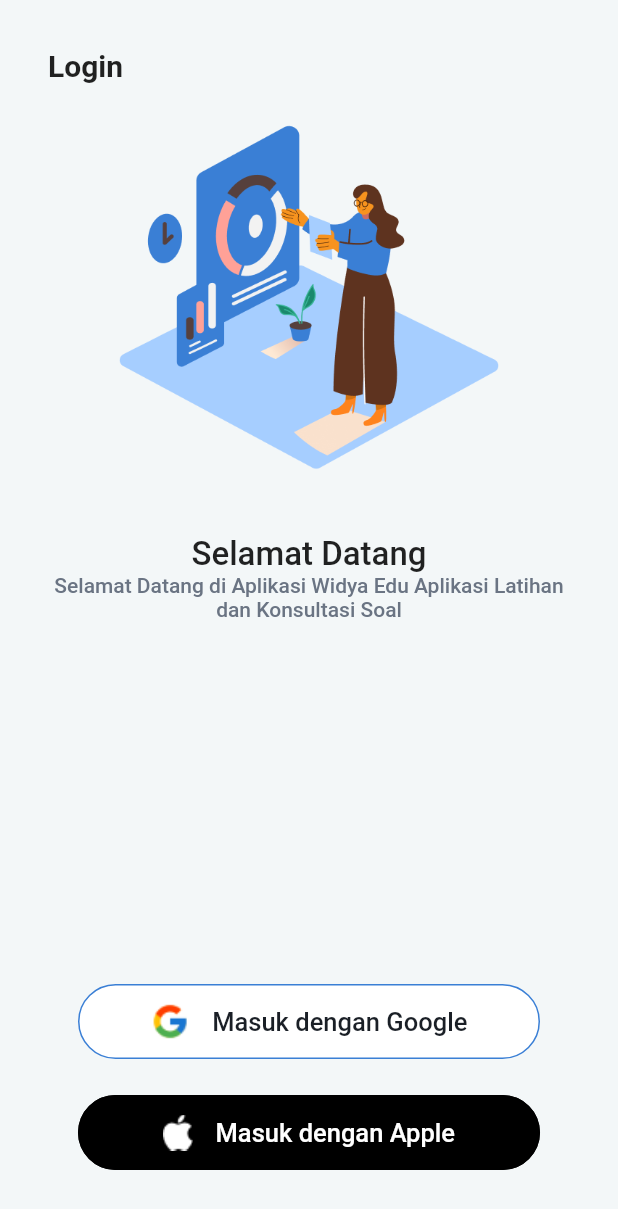
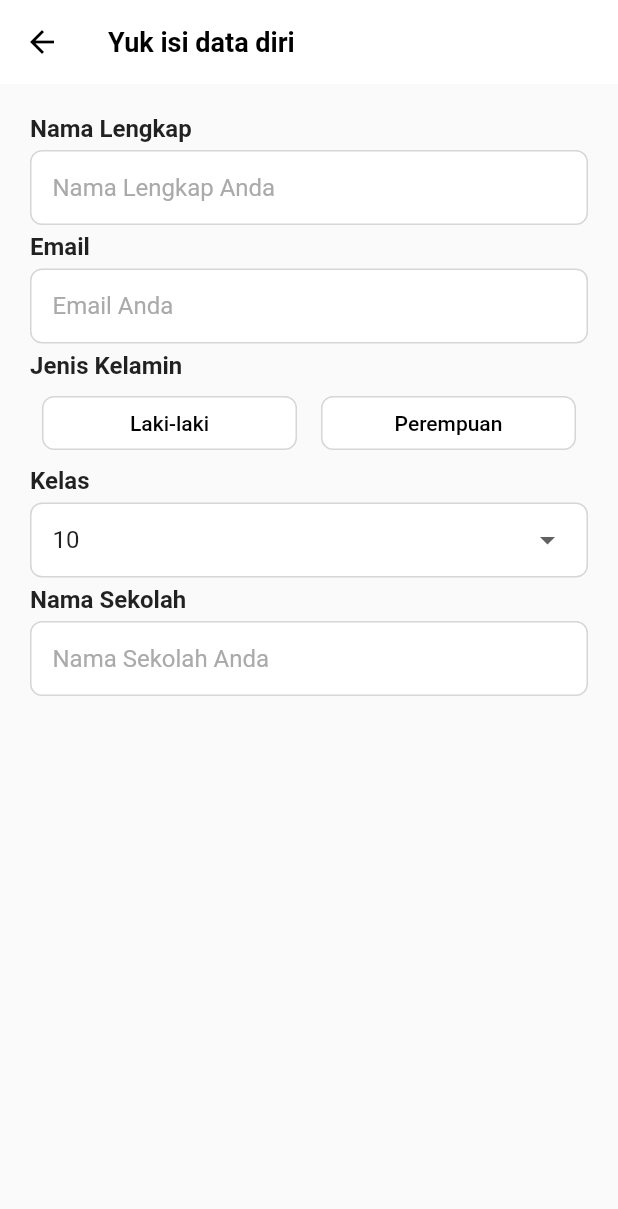
Before and after one commit to Nashci96/Muhammad_Ichsan_Tugas_FP_Learning_App_Edspert, a Flutter app: the screen it shows after launch, after a tap on "Masuk dengan Google", on a phone screen of 412 x 824 dp. Shown: the top 1209 px of the screen. Run offline on Flutter 3.47's test engine with Material 2 defaults, Android fonts, the phone set to English and light mode, and no system bars; our stand-ins replace firebase_core; accounts and stored records are empty.

Commit message:
Register Page

```diff
--- a/lib/constants/R/app_colors.dart
+++ b/lib/constants/R/app_colors.dart
@@ -5,5 +5,7 @@ class AppColor {
   Color grey = const Color(0xffF3F7F8);
   Color greySubtitle = const Color(0xff6a7483);
   Color blackLogin = const Color(0xff1A1F26);
+  Color greyBorder = const Color(0xffd6d6d6);
+  Color greyHintText = const Color(0xffaaaaaa);
 
 }
--- a/lib/main.dart
+++ b/lib/main.dart
@@ -1,5 +1,6 @@
 import 'package:flutter/material.dart';
 import 'package:flutter_edspert_fp_learning_app/view/login_page.dart';
+import 'package:flutter_edspert_fp_learning_app/view/register_page.dart';
 import 'package:flutter_edspert_fp_learning_app/view/splash_screen.dart';
 
 void main() {
@@ -31,6 +32,7 @@ class MyApp extends StatelessWidget {
       routes: {
         "/":(context) => const SplashScreen(),
         LoginPage.route:(context) => const LoginPage(),
+        RegisterPage.route:(context) => const RegisterPage(),
       },
     );
   }
--- a/lib/view/login_page.dart
+++ b/lib/view/login_page.dart
@@ -1,4 +1,5 @@
 import 'package:flutter/material.dart';
+import 'package:flutter_edspert_fp_learning_app/view/register_page.dart';
 
 import '../constants/r.dart';
 
@@ -50,6 +51,9 @@ class _LoginPageState extends State<LoginPage> {
             ),
             Spacer(),
             ButtonLogin(
+              onTap: (){
+                Navigator.of(context).pushNamed(RegisterPage.route);
+              },
               backgroundColor: Colors.white,
               borderColor: R.colors.primary,
               child: Row(
@@ -69,6 +73,7 @@ class _LoginPageState extends State<LoginPage> {
               ),
             ),
             ButtonLogin(
+              onTap: (){},
               backgroundColor: Colors.black,
               borderColor: Colors.black,
               child: Row(
@@ -100,11 +105,13 @@ class ButtonLogin extends StatelessWidget {
     required this.backgroundColor,
     required this.child,
     required this.borderColor,
+    required this.onTap,
   }) : super(key: key);
 
   final Color backgroundColor;
   final Widget child;
   final Color borderColor;
+  final Function()? onTap;
 
   @override
   Widget build(BuildContext context) {
@@ -122,7 +129,7 @@ class ButtonLogin extends StatelessWidget {
               )
           )
         ),
-        onPressed: (){},
+        onPressed: onTap,
         child: child
       ),
     );
--- /dev/null
+++ b/lib/view/register_page.dart
@@ -0,0 +1,225 @@
+import 'package:flutter/material.dart';
+
+import '../constants/r.dart';
+
+class RegisterPage extends StatefulWidget {
+  const RegisterPage({Key? key}) : super(key: key);
+  static String route = "register_page";
+
+  @override
+  State<RegisterPage> createState() => _RegisterPageState();
+}
+
+enum Gender{
+  lakilaki , perempuan
+}
+
+class _RegisterPageState extends State<RegisterPage> {
+
+  String gender = "Laki - laki";
+  List<String> classSlta = ["10","11","12"];
+  String selectedClass = "10";
+
+  onTapGender(Gender genderInput){
+    if(genderInput == Gender.lakilaki){
+      gender = "Laki-laki";
+    } else {
+      gender = "Perempuan";
+    }
+    setState(() {
+
+    });
+  }
+
+  @override
+  Widget build(BuildContext context) {
+    return Scaffold(
+      appBar: AppBar(
+        elevation: 0,
+        backgroundColor: Colors.white,
+        iconTheme: const IconThemeData(color: Colors.black),
+        title: const Text(
+          "Yuk isi data diri",
+          style: TextStyle(
+            fontSize: 18,
+            fontWeight: FontWeight.w700,
+            color: Colors.black
+            ),
+          ),
+      ),
+      body: Padding(
+        padding: const EdgeInsets.all(20.0),
+        child: Column(
+          crossAxisAlignment: CrossAxisAlignment.start,
+          children: [
+            RegisterTextField(
+              hintText: 'Nama Lengkap Anda',
+              title: 'Nama Lengkap',
+              ),
+            SizedBox(height: 5),
+            RegisterTextField(
+              hintText: 'Email Anda',
+              title: 'Email',
+              ),
+            SizedBox(height: 5),
+            Text(
+              "Jenis Kelamin",
+              style: TextStyle(
+                fontSize: 16,
+                fontWeight: FontWeight.w600,
+                ),
+              ),
+            SizedBox(height: 5),
+            Row(
+              children: [
+                Expanded(
+                  child: Padding(
+                    padding: const EdgeInsets.symmetric(horizontal: 8.0),
+                    child: ElevatedButton(
+                      style: ElevatedButton.styleFrom(
+                        elevation: 0,
+                        primary: gender=="Laki-laki" ? R.colors.primary : Colors.white,
+                        shape: RoundedRectangleBorder(
+                          borderRadius: BorderRadius.circular(8),
+                          side: BorderSide(
+                            width: 1,
+                            color: R.colors.greyBorder,
+                          ),
+                        ),
+                      ),
+                      onPressed: (){
+                        onTapGender(Gender.lakilaki);
+                      },
+                      child:
+                        Text("Laki-laki",
+                          style: TextStyle(
+                          fontSize: 14,
+                          color: gender =="Laki-laki" ? Colors.white : Colors.black,
+                        ),
+                        ),
+                      ),
+                  ),
+                ),
+                Expanded(
+                  child: Padding(
+                    padding: const EdgeInsets.symmetric(horizontal: 8.0),
+                    child: ElevatedButton(
+                      style: ElevatedButton.styleFrom(
+                        elevation: 0,
+                        primary: gender=="Perempuan" ? R.colors.primary : Colors.white,
+                        shape: RoundedRectangleBorder(
+                          borderRadius: BorderRadius.circular(8),
+                          side: BorderSide(
+                            width: 1,
+                            color: R.colors.greyBorder,
+                          ),
+                        ),
+                      ),
+                      onPressed: (){
+                        onTapGender(Gender.perempuan);
+                      },
+                      child:
+                        Text("Perempuan",
+                          style: TextStyle(
+                          fontSize: 14,
+                          color: gender =="Perempuan" ? Colors.white : Colors.black,
+                        ),
+                        ),
+                      ),
+                  ),
+                ),
+              ],
+            ),
+            SizedBox(height: 5),
+            Text(
+              "Kelas",
+              style: TextStyle(
+                fontSize: 16,
+                fontWeight: FontWeight.w600,
+                ),
+              ),
+            SizedBox(height: 5),
+            Container(
+              padding: EdgeInsets.symmetric(horizontal: 14),
+              width: double.infinity,
+              decoration: BoxDecoration(
+                borderRadius: BorderRadius.circular(8),
+                color: Colors.white,
+                border: Border.all(
+                  color: R.colors.greyBorder,
+                )
+              ),
+              child:DropdownButtonHideUnderline(
+                child: DropdownButton<String>(
+                  value: selectedClass,
+                  items: classSlta
+                  .map(
+                    (e) => DropdownMenuItem<String>(
+                      child: Text(e),
+                      value: e,
+                      ),)
+                  .toList(),
+                  onChanged: (String? val){
+                    selectedClass = val!;
+                    setState(() {
+
+                    });
+                  }),
+              ),
+            ),
+            SizedBox(height: 5),
+            RegisterTextField(
+              hintText: 'Nama Sekolah Anda',
+              title: 'Nama Sekolah',
+              ),
+              ],
+            ),
+      ),
+    );
+  }
+}
+
+class RegisterTextField extends StatelessWidget {
+  const RegisterTextField({
+    Key? key, required this.title, required this.hintText,
+  }) : super(key: key);
+  final String title;
+  final String hintText;
+
+
+  @override
+  Widget build(BuildContext context) {
+    return Column(
+      crossAxisAlignment: CrossAxisAlignment.start,
+      children: [
+         Text(
+            title,
+            style: TextStyle(
+              fontSize: 16,
+              fontWeight: FontWeight.w600,
+          ),
+         ),
+         SizedBox(height: 5),
+         Container(
+          padding: EdgeInsets.symmetric(horizontal: 14),
+          decoration: BoxDecoration(
+            borderRadius: BorderRadius.circular(8),
+            color: Colors.white,
+            border: Border.all(
+              color: R.colors.greyBorder,
+            )
+          ),
+          child: TextField(
+            decoration: InputDecoration(
+              border: InputBorder.none,
+              hintText: hintText,
+              hintStyle: TextStyle(
+                color: R.colors.greyHintText,
+              ),
+            ),
+          ),
+         )
+      ],
+    );
+  }
+}
--- a/lib/view/splash_screen.dart
+++ b/lib/view/splash_screen.dart
@@ -14,7 +14,7 @@ class SplashScreen extends StatelessWidget {
 
     Timer(const Duration(seconds: 5), (){
       // Navigator.of(context).push(MaterialPageRoute(builder: (context)=> LoginPage()));
-      Navigator.of(context).pushNamed(LoginPage.route);
+      Navigator.of(context).pushReplacementNamed(LoginPage.route);
     });
 
     return Scaffold(
```
